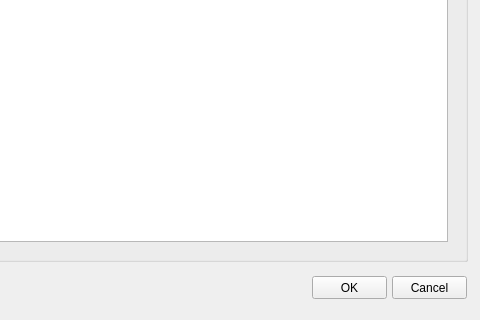
Giswater/giswater_qgis_plugin, file ui/psector_management.ui: the form before one commit; both pictures show x 238 to 718 and y 224 to 544 of the 718 by 544 pixel window.
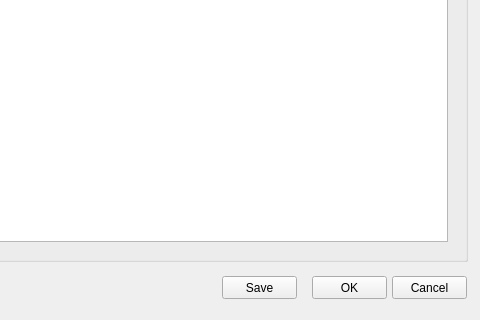
The form after the commit.

Commit message: #197 Editable QTableView + combobox WIP save combobox

```diff
--- a/ui/psector_management.ui
+++ b/ui/psector_management.ui
@@ -101,6 +101,19 @@
     <string>OK</string>
    </property>
   </widget>
+  <widget class="QPushButton" name="btn_save">
+   <property name="geometry">
+    <rect>
+     <x>460</x>
+     <y>500</y>
+     <width>75</width>
+     <height>23</height>
+    </rect>
+   </property>
+   <property name="text">
+    <string>Save</string>
+   </property>
+  </widget>
  </widget>
  <resources/>
  <connections/>
```
The commit also changes 2 other files.
